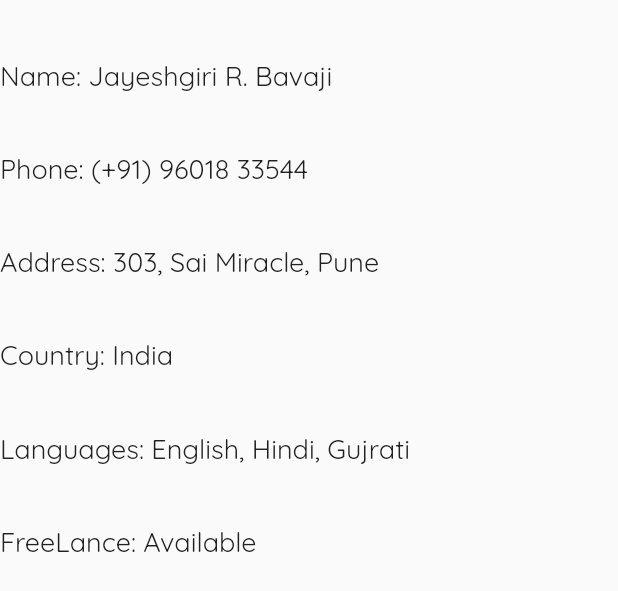
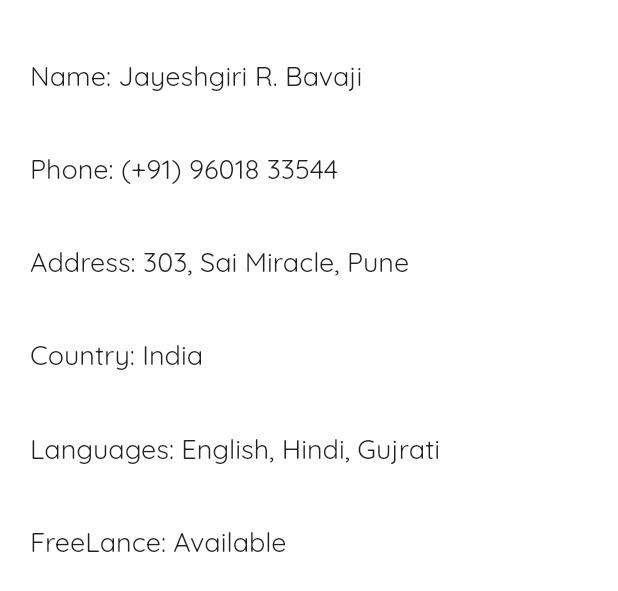
Before and after one commit to JBavaji/portfolio-scrolling, a Flutter app: the PersonalInfo widget shown alone on an empty page, opened directly, on a phone screen of 412 x 824 dp. Shown: the top 591 px of the screen. Run offline on Flutter 3.47's test engine with Material 2 defaults, Android fonts, the phone set to English and light mode, and no system bars; our stand-ins replace bloc, flutter_bloc, font_awesome_flutter, scrollable_positioned_list, url_strategy.

Commit message:
add: about info toggle ui changes

```diff
--- a/lib/screens/about/personal_info.dart
+++ b/lib/screens/about/personal_info.dart
@@ -15,8 +15,12 @@ class PersonalInfo extends StatelessWidget {
 
   @override
   Widget build(BuildContext context) {
-    return SizedBox(
+    return Container(
       height: MediaQuery.of(context).size.height * 0.50,
+      width: double.maxFinite,
+      color: Colors.white,
+      child: Padding(
+        padding: const EdgeInsets.symmetric(horizontal: 20.0),
         child: Column(
           mainAxisAlignment: MainAxisAlignment.spaceEvenly,
           crossAxisAlignment: CrossAxisAlignment.start,
@@ -55,6 +59,7 @@ class PersonalInfo extends StatelessWidget {
             // ),
           ],
         ),
+      ),
     );
   }
 }
--- a/lib/screens/about/toggle_button_widget.dart
+++ b/lib/screens/about/toggle_button_widget.dart
@@ -15,7 +15,7 @@ class ToggleButtonWidget extends StatelessWidget {
   @override
   Widget build(BuildContext context) {
     int flex = 1;
-    Color color = Colors.transparent;
+    Color color = Colors.white;
     Color? textColor;
     if (isSelected) {
       color = Colors.green;
--- a/lib/screens/about/toggle_info.dart
+++ b/lib/screens/about/toggle_info.dart
@@ -56,8 +56,11 @@ class _ToggleInfoState extends State<ToggleInfo> {
         ),
         _infoView == ToggleInfoView.personal
             ? const PersonalInfo()
-            : SizedBox(
+            : Container(
                 height: MediaQuery.of(context).size.height * 0.50,
+                color: Colors.white,
+                child: Padding(
+                  padding: const EdgeInsets.symmetric(horizontal: 20.0),
                   child: ListView(
                     scrollDirection: Axis.vertical,
                     children: [
@@ -66,6 +69,7 @@ class _ToggleInfoState extends State<ToggleInfo> {
                     ],
                   ),
                 ),
+              ),
       ],
     );
   }
```
Also changed, not shown: lib/screens/about/model/experience_company_data.dart (+6 -6 lines). Lines whose indentation alone changed are shown as unchanged.
